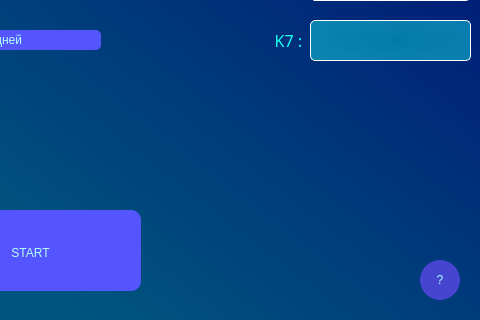
Above: window.ui from V-L-A-P-P/EpidemicSimulation before the change; both pictures show x 390 to 870 and y 350 to 670 of the 870 by 670 pixel window. Below: the same form after it.
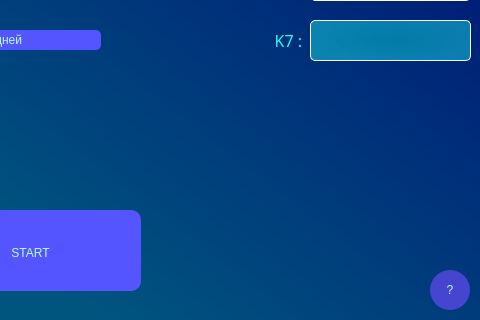
That is the form after the change.

Patch:
```diff
--- a/window.ui
+++ b/window.ui
@@ -1123,8 +1123,8 @@
    <widget class="QPushButton" name="pushButton">
     <property name="geometry">
      <rect>
-      <x>810</x>
-      <y>610</y>
+      <x>820</x>
+      <y>620</y>
       <width>40</width>
       <height>40</height>
      </rect>
```
